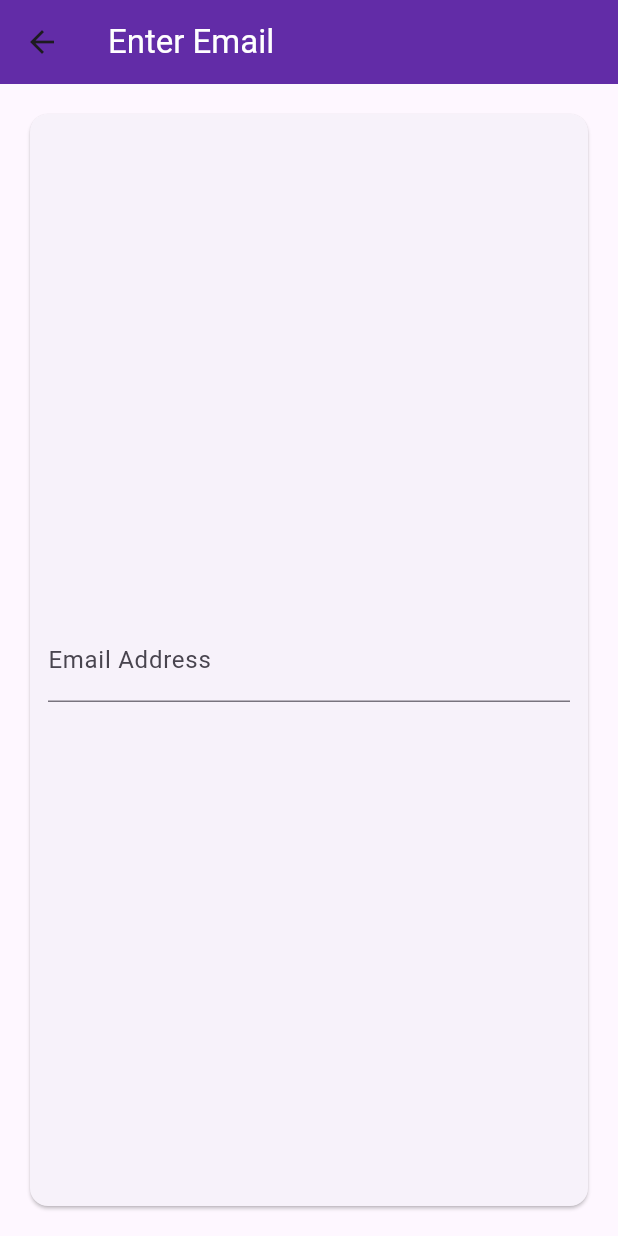
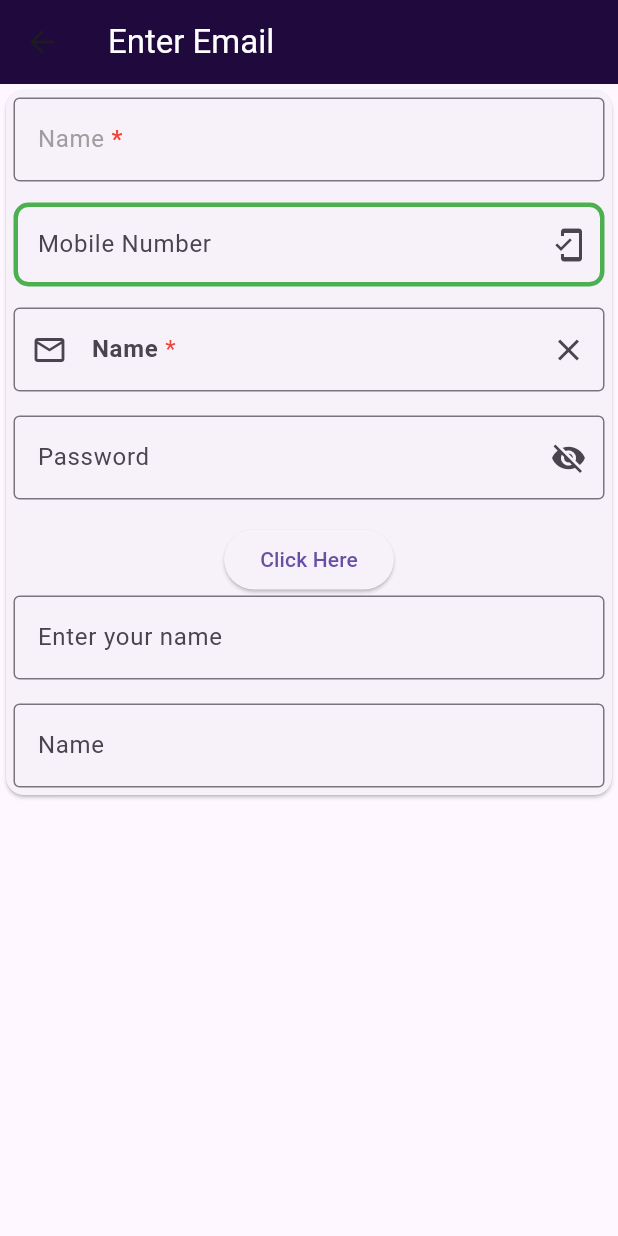
Before and after one commit to mhbabu/todo_provider_app, a Flutter app: the screen it shows after launch, after a tap on the "arrow forward ios" icon, on a phone screen of 412 x 824 dp. Run offline on Flutter 3.47's test engine with Material 3 defaults, Android fonts, the phone set to English and light mode, and no system bars; missing offline and left inert: msh_checkbox.

Commit message:
Wraper and Input field controller done

```diff
--- a/lib/email_screen.dart
+++ /dev/null
@@ -1,36 +0,0 @@
-import 'package:flutter/material.dart';
-
-class EmailScreen extends StatelessWidget {
-  const EmailScreen({super.key});
-
-  @override
-  Widget build(BuildContext context) {
-    return Scaffold(
-      appBar: AppBar(
-        title: const Text('Enter Email', style: TextStyle(color: Colors.white),),
-        backgroundColor: const Color(0xff622CA7),
-      ),
-      body: Padding(
-        padding: const EdgeInsets.all(16.0),
-        child: Card(
-          child: Padding(
-            padding: const EdgeInsets.all(12.0),
-            child: Column(
-              mainAxisAlignment: MainAxisAlignment.center,
-              children: const [
-                TextField(
-                  keyboardType: TextInputType.emailAddress,
-                  decoration: InputDecoration(
-                    labelText: 'Email Address',
-                    hintText: 'Enter your email address',
-                    // border: OutlineInputBorder(),
-                  ),
-                ),
-              ],
-            ),
-          ),
-        ),
-      ),
-    );
-  }
-}
--- /dev/null
+++ b/lib/form_screen.dart
@@ -0,0 +1,130 @@
+import 'package:flutter/material.dart';
+
+class FormScreen extends StatefulWidget {
+  const FormScreen({super.key});
+
+  @override
+  State<FormScreen> createState() => _FormScreenState();
+}
+
+class _FormScreenState extends State<FormScreen> {
+  final _nameController = TextEditingController();
+  final _emailController = TextEditingController();
+  final _mobileController = TextEditingController();
+  final _passwordController = TextEditingController();
+
+  @override
+  Widget build(BuildContext context) {
+    return Scaffold(
+      appBar: AppBar(
+        title: const Text('Enter Email', style: TextStyle(color: Colors.white)),
+        backgroundColor: const Color.fromARGB(255, 32, 10, 61),
+      ),
+      body: SingleChildScrollView(
+        child: Card(
+          child: Padding(
+            padding: const EdgeInsets.all(5.0),
+            child: Column(
+              mainAxisAlignment: MainAxisAlignment.center,
+              children: [
+                TextField(
+                  controller: _nameController,
+                  decoration: InputDecoration(
+                    label: Row(
+                      mainAxisSize: MainAxisSize.min,
+                      children: [
+                        Text(
+                          'Name',
+                          style: TextStyle(color: Colors.grey, fontSize: 16),
+                        ),
+                        Text(
+                          ' *',
+                          style: TextStyle(
+                            color: Colors.red,
+                            fontWeight: FontWeight.bold,
+                          ),
+                        ),
+                      ],
+                    ),
+                    hintText: 'Enter your name',
+                    border: OutlineInputBorder(),
+                  ),
+                  keyboardType: TextInputType.text,
+                  textInputAction: TextInputAction.next,
+                ),
+                const SizedBox(height: 14),
+                TextField(
+                  controller: _mobileController,
+                  decoration: InputDecoration(
+                    hintText: 'Mobile number',
+                    labelText: 'Mobile Number',
+                    suffixIcon: Icon(Icons.mobile_friendly),
+                    enabledBorder: OutlineInputBorder(
+                      borderSide: BorderSide(color: Colors.green, width: 3),
+                      borderRadius: BorderRadius.all(Radius.circular(10)),
+                    ),
+                  ),
+                  keyboardType: TextInputType.number,
+                  textInputAction: TextInputAction.next,
+                ),
+                SizedBox(height: 14),
+                TextField(
+                  controller: _emailController,
+                  decoration: InputDecoration(
+                    prefixIcon: Icon(Icons.email_outlined),
+                    suffixIcon: Icon(Icons.clear),
+                    hintText: 'Email address',
+                    border: OutlineInputBorder(),
+                    label: Row(
+                      mainAxisSize: MainAxisSize.min,
+                      children: [
+                        Text(
+                          'Name',
+                          style: TextStyle(fontWeight: FontWeight.bold),
+                        ),
+                        Text(' *', style: TextStyle(color: Colors.red)),
+                      ],
+                    ),
+                  ),
+                  keyboardType: TextInputType.emailAddress,
+                ),
+                SizedBox(height: 16),
+                TextField(
+                  controller: _passwordController,
+                  decoration: InputDecoration(
+                    // hintText: '********',
+                    suffixIcon: Icon(Icons.visibility_off),
+                    labelText: 'Password',
+                    border: OutlineInputBorder(),
+                  ),
+                  keyboardType: TextInputType.text,
+                  obscureText: true,
+                  obscuringCharacter: '*',
+                ),
+                SizedBox(height: 16),
+                ElevatedButton(onPressed: () {}, child: Text('Click Here')),
+                TextField(
+                  decoration: InputDecoration(
+                    hintText: 'Enter your name',
+                    // labelText: 'Name',
+                    border: OutlineInputBorder(),
+                  ),
+                  keyboardType: TextInputType.text,
+                ),
+                const SizedBox(height: 16),
+                TextField(
+                  decoration: InputDecoration(
+                    hintText: '********',
+                    labelText: 'Name',
+                    border: OutlineInputBorder(),
+                  ),
+                  keyboardType: TextInputType.text,
+                ),
+              ],
+            ),
+          ),
+        ),
+      ),
+    );
+  }
+}
--- /dev/null
+++ b/lib/helpers/form_helpers.dart
@@ -0,0 +1,23 @@
+import 'package:flutter/material.dart';
+
+/// 🔹 Reusable helper for showing required field labels
+Widget requiredLabel(String text) {
+  return RichText(
+    text: TextSpan(
+      text: text,
+      style: const TextStyle(
+        color: Colors.grey, // label base color
+        fontSize: 16,
+      ),
+      children: const [
+        TextSpan(
+          text: ' *',
+          style: TextStyle(
+            color: Colors.red, // red star for required
+            fontWeight: FontWeight.bold,
+          ),
+        ),
+      ],
+    ),
+  );
+}
--- a/lib/home_screen.dart
+++ b/lib/home_screen.dart
@@ -1,7 +1,7 @@
 import 'package:flutter/material.dart';
 import 'package:msh_checkbox/msh_checkbox.dart';
 import 'package:provider/provider.dart';
-import 'package:provider_app/email_screen.dart';
+import 'package:provider_app/form_screen.dart';
 import 'package:provider_app/model/todo_model.dart';
 import 'package:provider_app/provider/todo_provider.dart';
 
@@ -114,7 +114,7 @@ class _HomeScreenState extends State<HomeScreen> {
                       Navigator.push(
                         context,
                         MaterialPageRoute(
-                          builder: (context) => const EmailScreen(),
+                          builder: (context) => const FormScreen(),
                         ),
                       );
                     },
```
